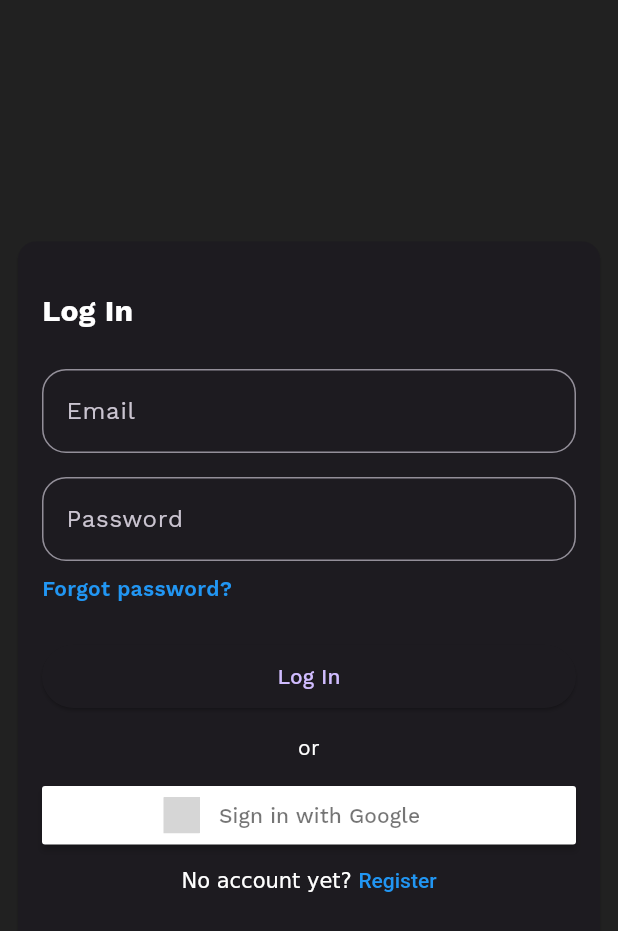
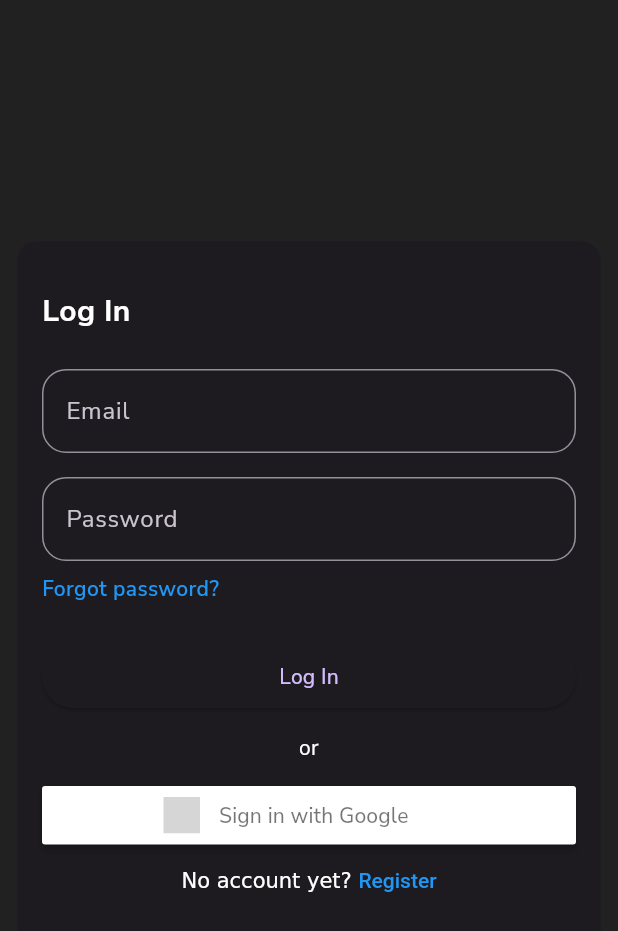
Before and after one commit to JNer1/bubba-days, a Flutter app: the screen it shows after launch, on a phone screen of 412 x 824 dp. Shown: the top 931 px of the screen. Run offline on Flutter 3.47's test engine with Material 2 defaults, Android fonts, the light colour scheme and no system bars; our stand-ins replace animated_text_kit, cached_network_image, cloud_firestore, email_validator, firebase_auth, firebase_core and 3 more; accounts and stored records are empty; grey boxes are pictures that could not be loaded.

Commit message:
changed color scheme

```diff
--- a/lib/main.dart
+++ b/lib/main.dart
@@ -36,12 +36,17 @@ class MyApp extends StatelessWidget {
       child: MaterialApp(
         title: 'Bubba Days',
         theme: ThemeData(
+          useMaterial3: true,
           brightness: Brightness.dark,
-          useMaterial3: true,
+          colorSchemeSeed: Colors.deepPurple,
+          textTheme:
+              GoogleFonts.nunitoSansTextTheme(ThemeData.dark().textTheme),
           appBarTheme: AppBarTheme(
-            titleTextStyle: GoogleFonts.workSans(
-              textStyle:
-                  const TextStyle(fontWeight: FontWeight.bold, fontSize: 20),
+            titleTextStyle: GoogleFonts.nunitoSans(
+              textStyle: const TextStyle(
+                fontWeight: FontWeight.bold,
+                fontSize: 20,
+              ),
             ),
             backgroundColor: shade850,
             systemOverlayStyle: const SystemUiOverlayStyle(
@@ -49,8 +54,6 @@ class MyApp extends StatelessWidget {
             ),
           ),
           scaffoldBackgroundColor: Colors.grey.shade900,
-          primarySwatch: Colors.indigo,
-          textTheme: GoogleFonts.workSansTextTheme(ThemeData.dark().textTheme),
         ),
         home: const LoginAuthenticationWrapper(),
       ),
--- a/lib/views/homepage.dart
+++ b/lib/views/homepage.dart
@@ -23,7 +23,7 @@ class _HomePageState extends State<HomePage> {
       body: navbarViews[currentIndex],
       bottomNavigationBar: BottomNavigationBar(
         backgroundColor: shade850,
-        selectedItemColor: Colors.indigo[300],
+        selectedItemColor: const Color.fromARGB(255, 154, 140, 182),
         unselectedItemColor: Colors.grey[600],
         showUnselectedLabels: false,
         showSelectedLabels: true,
--- a/lib/widgets/homepage/post_tile/post_tile_open_container.dart
+++ b/lib/widgets/homepage/post_tile/post_tile_open_container.dart
@@ -29,7 +29,6 @@ class PostTileOpenContainer extends StatelessWidget {
                 title,
                 style: const TextStyle(
                   fontSize: 25,
-                  color: Colors.white,
                   fontWeight: FontWeight.bold,
                   shadows: [
                     Shadow(
--- a/pubspec.yaml
+++ b/pubspec.yaml
@@ -15,7 +15,7 @@ publish_to: "none" # Remove this line if you wish to publish to pub.dev
 # In iOS, build-name is used as CFBundleShortVersionString while build-number used as CFBundleVersion.
 # Read more about iOS versioning at
 # https://developer.apple.com/library/archive/documentation/General/Reference/InfoPlistKeyReference/Articles/CoreFoundationKeys.html
-version: 1.1.0+1
+version: 1.1.1+1
 
 environment:
   sdk: ">=2.15.1 <3.0.0"
```
Also changed, not shown: lib/widgets/homepage/homepage_stream.dart (+4 -21 lines).
